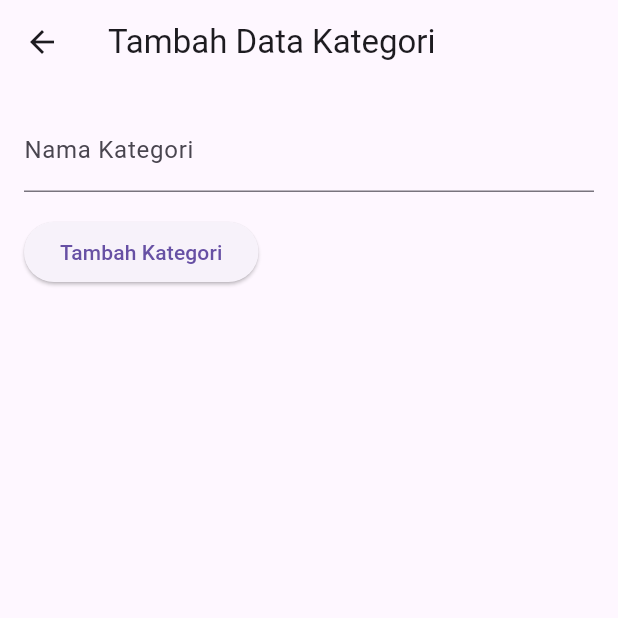
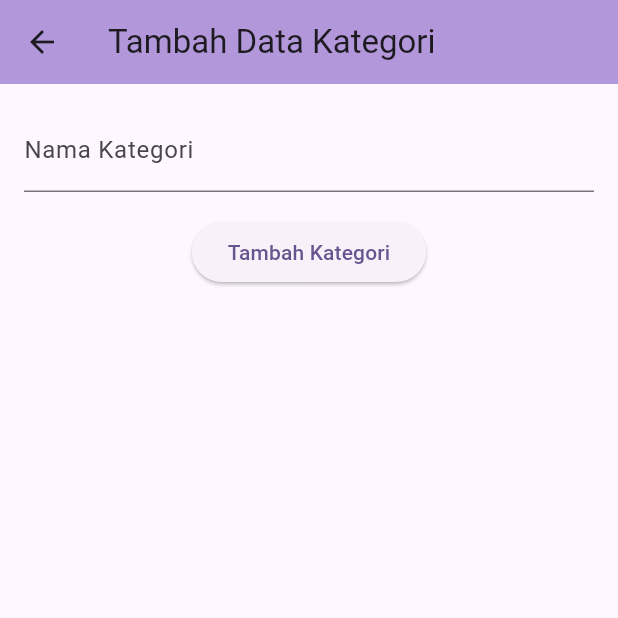
Before and after one commit to mioscape/tas_branded, a Flutter app: the screen it shows after launch, after a tap on "Tambah Data Kategori", on a phone screen of 412 x 824 dp, the top half of it. Run offline on Flutter 3.47's test engine with Material 3 defaults, Android fonts, the phone set to English and light mode, and no system bars; our stand-ins replace file_picker, sqflite; accounts and stored records are empty.

Commit message:
chore(apps): leftover files lols
Signed-off-by: ihya.dev <git@ihya.dev>

```diff
--- a/lib/main.dart
+++ b/lib/main.dart
@@ -30,6 +30,13 @@ class MyApp extends StatelessWidget {
         '/data_list': (context) => DataListPage(),
         '/home_user': (context) => HomePage(),
       },
+      theme: ThemeData(
+        colorScheme: ColorScheme.fromSeed(seedColor: Colors.deepPurple),
+        useMaterial3: true,
+        appBarTheme: AppBarTheme(
+          backgroundColor: Color.fromARGB(129, 104, 58, 183),
+        ),
+      ),
     );
   }
 }
--- a/lib/view/add_kategori_page.dart
+++ b/lib/view/add_kategori_page.dart
@@ -52,7 +52,6 @@ class _AddKategoriPageState extends State<AddKategoriPage> {
       body: Padding(
         padding: const EdgeInsets.all(16.0),
         child: Column(
-          crossAxisAlignment: CrossAxisAlignment.start,
           children: [
             TextField(
               controller: _namaController,
--- a/lib/view/home_page.dart
+++ b/lib/view/home_page.dart
@@ -34,43 +34,43 @@ class _HomePageState extends State<HomePage> {
       appBar: AppBar(
         title: Text('Toko Tas Branded'),
       ),
-      body: Column(
-        children: [
-          SizedBox(height: 16), // Spacer
-          Row(
-            mainAxisAlignment: MainAxisAlignment.spaceAround,
+      body: Center(
+        child: Column(
+          mainAxisAlignment: MainAxisAlignment.center,
           children: [
             ElevatedButton(
               onPressed: () {
                 Navigator.pushNamed(context, '/add_tas'); // Use
               },
-                child: Text('Tambah Data'),
+              child: Text('Tambah Data Tas'),
+              style: ElevatedButton.styleFrom(
+                padding: EdgeInsets.all(16.0),
               ),
+            ),
+            SizedBox(height: 16.0), // Add a gap of 16 pixels
             ElevatedButton(
               onPressed: () {
                 Navigator.pushNamed(context, '/add_kategori'); // Use the route you defined
               },
               child: Text('Tambah Data Kategori'),
+              style: ElevatedButton.styleFrom(
+                padding: EdgeInsets.all(16.0),
               ),
+            ),
+            SizedBox(height: 16.0), // Add a gap of 16 pixels
             ElevatedButton(
               onPressed: () {
                 Navigator.pushNamed(context, '/data_list'); // Use the route you defined
                 // _navigateToDataList(context);
               },
               child: Text('Lihat Data'),
+              style: ElevatedButton.styleFrom(
+                padding: EdgeInsets.all(16.0),
+              ),
             ),
           ],
         ),
-          SizedBox(height: 16), // Spacer
-        ],
       ),
     );
   }
-
-  void _navigateToDataList(BuildContext context) {
-    Navigator.push(
-      context,
-      MaterialPageRoute(builder: (context) => DataListPage()),
-    );
 }
-}
```
Also changed, not shown: lib/controller/database_helper.dart (+17 -4 lines), lib/view/add_tas_page.dart (+10 -9 lines), lib/view/data_list_page.dart (+28 -13 lines), pubspec.yaml (+5 -5 lines), 1 other file. Lines whose indentation alone changed are shown as unchanged.
